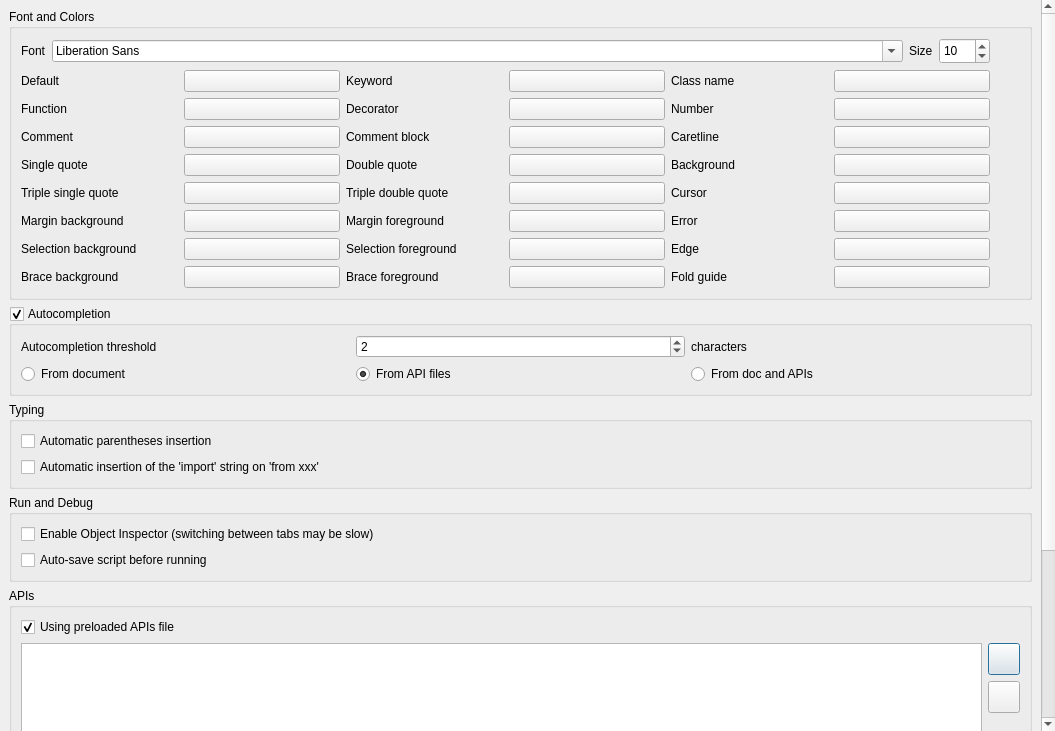
qgis/QGIS, file python/console/console_settings.ui: the form before one commit.
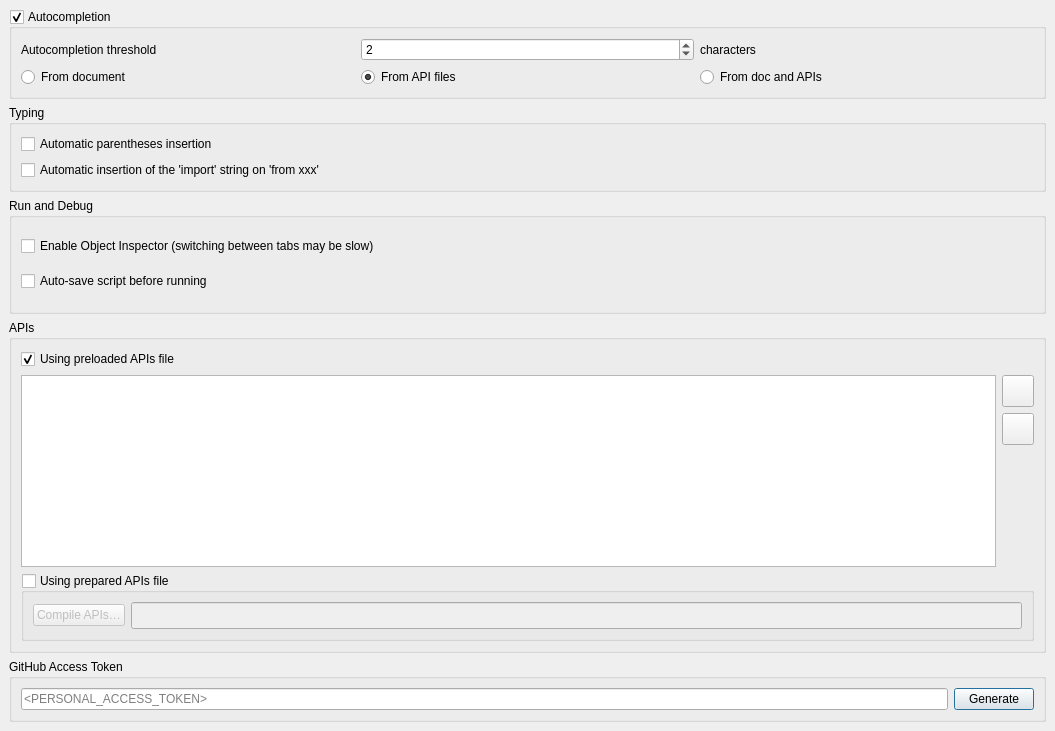
The form after the commit. Custom widgets are drawn as their Qt base class.

Commit message:
[needs-docs] Move Python Console settings for font colors and family to new "Code Editor" tab in options dialog
These settings apply to more than just the Python console editors -
rather they apply to all code editors across QGIS (including expression
editors)

The edit to the form file:
```diff
--- a/python/console/console_settings.ui
+++ b/python/console/console_settings.ui
@@ -60,12 +60,35 @@
        <rect>
         <x>0</x>
         <y>0</y>
-        <width>1055</width>
-        <height>1029</height>
+        <width>1041</width>
+        <height>736</height>
        </rect>
       </property>
       <layout class="QGridLayout" name="gridLayout">
-       <item row="2" column="0">
+       <item row="5" column="0">
+        <widget class="QGroupBox" name="groupBox">
+         <property name="title">
+          <string>GitHub Access Token</string>
+         </property>
+         <layout class="QGridLayout" name="gridLayout_6">
+          <item row="0" column="0">
+           <widget class="QLineEdit" name="tokenGhLineEdit">
+            <property name="placeholderText">
+             <string>&lt;PERSONAL_ACCESS_TOKEN&gt;</string>
+            </property>
+           </widget>
+          </item>
+          <item row="0" column="1">
+           <widget class="QPushButton" name="generateToken">
+            <property name="text">
+             <string>Generate</string>
+            </property>
+           </widget>
+          </item>
+         </layout>
+        </widget>
+       </item>
+       <item row="1" column="0">
         <widget class="QgsCollapsibleGroupBox" name="groupBox_4">
          <property name="title">
           <string>Typing</string>
@@ -98,7 +121,130 @@
          </layout>
         </widget>
        </item>
-       <item row="5" column="0">
+       <item row="0" column="0">
+        <widget class="QgsCollapsibleGroupBox" name="groupBoxAutoCompletion">
+         <property name="title">
+          <string>Autocompletion</string>
+         </property>
+         <property name="checkable">
+          <bool>true</bool>
+         </property>
+         <property name="checked">
+          <bool>true</bool>
+         </property>
+         <property name="collapsed" stdset="0">
+          <bool>false</bool>
+         </property>
+         <property name="saveCheckedState" stdset="0">
+          <bool>true</bool>
+         </property>
+         <property name="saveCollapsedState" stdset="0">
+          <bool>true</bool>
+         </property>
+         <layout class="QGridLayout" name="gridLayout_5">
+          <item row="0" column="2">
+           <widget class="QLabel" name="label_36">
+            <property name="text">
+             <string>characters</string>
+            </property>
+           </widget>
+          </item>
+          <item row="0" column="1">
+           <widget class="QSpinBox" name="autoCompThreshold">
+            <property name="maximum">
+             <number>10</number>
+            </property>
+            <property name="value">
+             <number>2</number>
+            </property>
+           </widget>
+          </item>
+          <item row="0" column="0">
+           <widget class="QLabel" name="label_6">
+            <property name="text">
+             <string>Autocompletion threshold</string>
+            </property>
+           </widget>
+          </item>
+          <item row="1" column="0" colspan="3">
+           <layout class="QGridLayout" name="layoutRadioButton">
+            <item row="0" column="2">
+             <widget class="QRadioButton" name="autoCompFromDocAPI">
+              <property name="toolTip">
+               <string>Get autocompletion from current document and installed APIs</string>
+              </property>
+              <property name="text">
+               <string>From doc and APIs</string>
+              </property>
+             </widget>
+            </item>
+            <item row="0" column="1">
+             <widget class="QRadioButton" name="autoCompFromAPI">
+              <property name="toolTip">
+               <string>Get autocompletion from installed APIs</string>
+              </property>
+              <property name="text">
+               <string>From API files</string>
+              </property>
+              <property name="checked">
+               <bool>true</bool>
+              </property>
+             </widget>
+            </item>
+            <item row="0" column="0">
+             <widget class="QRadioButton" name="autoCompFromDoc">
+              <property name="toolTip">
+               <string>Get autocompletion from current document</string>
+              </property>
+              <property name="text">
+               <string>From document</string>
+              </property>
+             </widget>
+            </item>
+           </layout>
+          </item>
+         </layout>
+        </widget>
+       </item>
+       <item row="2" column="0">
+        <widget class="QgsCollapsibleGroupBox" name="groupBoxRunDebugEditor">
+         <property name="sizePolicy">
+          <sizepolicy hsizetype="MinimumExpanding" vsizetype="MinimumExpanding">
+           <horstretch>0</horstretch>
+           <verstretch>0</verstretch>
+          </sizepolicy>
+         </property>
+         <property name="title">
+          <string>Run and Debug</string>
+         </property>
+         <property name="collapsed" stdset="0">
+          <bool>false</bool>
+         </property>
+         <property name="saveCollapsedState" stdset="0">
+          <bool>true</bool>
+         </property>
+         <layout class="QGridLayout" name="gridLayout_21">
+          <item row="0" column="0">
+           <widget class="QCheckBox" name="enableObjectInspector">
+            <property name="text">
+             <string>Enable Object Inspector (switching between tabs may be slow)</string>
+            </property>
+            <property name="checked">
+             <bool>false</bool>
+            </property>
+           </widget>
+          </item>
+          <item row="1" column="0">
+           <widget class="QCheckBox" name="autoSaveScript">
+            <property name="text">
+             <string>Auto-save script before running</string>
+            </property>
+           </widget>
+          </item>
+         </layout>
+        </widget>
+       </item>
+       <item row="4" column="0">
         <widget class="QgsCollapsibleGroupBox" name="groupBox_2">
          <property name="title">
           <string>APIs</string>
@@ -294,599 +440,6 @@
          </layout>
         </widget>
        </item>
-       <item row="0" column="0">
-        <widget class="QgsCollapsibleGroupBox" name="groupBoxFontColor">
-         <property name="sizePolicy">
-          <sizepolicy hsizetype="MinimumExpanding" vsizetype="MinimumExpanding">
-           <horstretch>0</horstretch>
-           <verstretch>0</verstretch>
-          </sizepolicy>
-         </property>
-         <property name="title">
-          <string>Font and Colors</string>
-         </property>
-         <property name="collapsed" stdset="0">
-          <bool>false</bool>
-         </property>
-         <property name="saveCollapsedState" stdset="0">
-          <bool>true</bool>
-         </property>
-         <layout class="QGridLayout" name="gridLayout_15">
-          <item row="0" column="0">
-           <layout class="QHBoxLayout" name="horizontalLayout">
-            <item>
-             <widget class="QLabel" name="label">
-              <property name="text">
-               <string>Font</string>
-              </property>
-             </widget>
-            </item>
-            <item>
-             <widget class="QFontComboBox" name="fontComboBox">
-              <property name="sizePolicy">
-               <sizepolicy hsizetype="Expanding" vsizetype="Fixed">
-                <horstretch>0</horstretch>
-                <verstretch>0</verstretch>
-               </sizepolicy>
-              </property>
-              <property name="insertPolicy">
-               <enum>QComboBox::NoInsert</enum>
-              </property>
-             </widget>
-            </item>
-            <item>
-             <widget class="QLabel" name="label_3">
-              <property name="text">
-               <string>Size</string>
-              </property>
-             </widget>
-            </item>
-            <item>
-             <widget class="QSpinBox" name="spinBox">
-              <property name="minimumSize">
-               <size>
-                <width>51</width>
-                <height>26</height>
-               </size>
-              </property>
-              <property name="maximumSize">
-               <size>
-                <width>51</width>
-                <height>26</height>
-               </size>
-              </property>
-              <property name="minimum">
-               <number>6</number>
-              </property>
-              <property name="maximum">
-               <number>99</number>
-              </property>
-              <property name="value">
-               <number>10</number>
-              </property>
-             </widget>
-            </item>
-           </layout>
-          </item>
-          <item row="1" column="0">
-           <layout class="QGridLayout" name="gridLayout_8">
-            <item row="0" column="0">
-             <widget class="QLabel" name="label_16">
-              <property name="text">
-               <string>Default</string>
-              </property>
-             </widget>
-            </item>
-            <item row="0" column="1">
-             <widget class="QgsColorButton" name="defaultFontColor">
-              <property name="text">
-               <string/>
-              </property>
-             </widget>
-            </item>
-            <item row="0" column="2">
-             <widget class="QLabel" name="label_17">
-              <property name="text">
-               <string>Keyword</string>
-              </property>
-             </widget>
-            </item>
-            <item row="0" column="3">
-             <widget class="QgsColorButton" name="keywordFontColor">
-              <property name="text">
-               <string/>
-              </property>
-             </widget>
-            </item>
-            <item row="0" column="4">
-             <widget class="QLabel" name="label_26">
-              <property name="text">
-               <string>Class name</string>
-              </property>
-             </widget>
-            </item>
-            <item row="0" column="5">
-             <widget class="QgsColorButton" name="classFontColor">
-              <property name="text">
-               <string/>
-              </property>
-             </widget>
-            </item>
-            <item row="1" column="0">
-             <widget class="QLabel" name="label_13">
-              <property name="text">
-               <string>Function</string>
-              </property>
-             </widget>
-            </item>
-            <item row="1" column="1">
-             <widget class="QgsColorButton" name="methodFontColor">
-              <property name="text">
-               <string/>
-              </property>
-             </widget>
-            </item>
-            <item row="1" column="2">
-             <widget class="QLabel" name="label_18">
-              <property name="text">
-               <string>Decorator</string>
-              </property>
-             </widget>
-            </item>
-            <item row="1" column="3">
-             <widget class="QgsColorButton" name="decorFontColor">
-              <property name="text">
-               <string/>
-              </property>
-             </widget>
-            </item>
-            <item row="1" column="4">
-             <widget class="QLabel" name="label_55">
-              <property name="text">
-               <string>Number</string>
-              </property>
-             </widget>
-            </item>
-            <item row="1" column="5">
-             <widget class="QgsColorButton" name="numberFontColor">
-              <property name="text">
-               <string/>
-              </property>
-             </widget>
-            </item>
-            <item row="2" column="0">
-             <widget class="QLabel" name="label_19">
-              <property name="text">
-               <string>Comment</string>
-              </property>
-             </widget>
-            </item>
-            <item row="2" column="1">
-             <widget class="QgsColorButton" name="commentFontColor">
-              <property name="text">
-               <string/>
-              </property>
-             </widget>
-            </item>
-            <item row="2" column="2">
-             <widget class="QLabel" name="label_20">
-              <property name="text">
-               <string>Comment block</string>
-              </property>
-             </widget>
-            </item>
-            <item row="2" column="3">
-             <widget class="QgsColorButton" name="commentBlockFontColor">
-              <property name="text">
-               <string/>
-              </property>
-             </widget>
-            </item>
-            <item row="4" column="4">
-             <widget class="QLabel" name="label_24">
-              <property name="text">
-               <string>Cursor</string>
-              </property>
-             </widget>
-            </item>
-            <item row="4" column="5">
-             <widget class="QgsColorButton" name="cursorColor">
-              <property name="text">
-               <string/>
-              </property>
-             </widget>
-            </item>
-            <item row="2" column="4">
-             <widget class="QLabel" name="label_22">
-              <property name="text">
-               <string>Caretline</string>
-              </property>
-             </widget>
-            </item>
-            <item row="2" column="5">
-             <widget class="QgsColorButton" name="caretLineColor">
-              <property name="text">
-               <string/>
-              </property>
-             </widget>
-            </item>
-            <item row="3" column="0">
-             <widget class="QLabel" name="label_28">
-              <property name="text">
-               <string>Single quote</string>
-              </property>
-             </widget>
-            </item>
-            <item row="3" column="1">
-             <widget class="QgsColorButton" name="singleQuoteFontColor">
-              <property name="text">
-               <string/>
-              </property>
-             </widget>
-            </item>
-            <item row="3" column="2">
-             <widget class="QLabel" name="label_31">
-              <property name="text">
-               <string>Double quote</string>
-              </property>
-             </widget>
-            </item>
-            <item row="3" column="3">
-             <widget class="QgsColorButton" name="doubleQuoteFontColor">
-              <property name="text">
-               <string/>
-              </property>
-             </widget>
-            </item>
-            <item row="4" column="0">
-             <widget class="QLabel" name="label_29">
-              <property name="text">
-               <string>Triple single quote</string>
-              </property>
-             </widget>
-            </item>
-            <item row="4" column="1">
-             <widget class="QgsColorButton" name="tripleSingleQuoteFontColor">
-              <property name="text">
-               <string/>
-              </property>
-             </widget>
-            </item>
-            <item row="4" column="2">
-             <widget class="QLabel" name="label_30">
-              <property name="text">
-               <string>Triple double quote</string>
-              </property>
-             </widget>
-            </item>
-            <item row="4" column="3">
-             <widget class="QgsColorButton" name="tripleDoubleQuoteFontColor">
-              <property name="text">
-               <string/>
-              </property>
-             </widget>
-            </item>
-            <item row="3" column="4">
-             <widget class="QLabel" name="label_15">
-              <property name="text">
-               <string>Background</string>
-              </property>
-             </widget>
-            </item>
-            <item row="3" column="5">
-             <widget class="QgsColorButton" name="paperBackgroundColor">
-              <property name="text">
-               <string/>
-              </property>
-             </widget>
-            </item>
-            <item row="5" column="0">
-             <widget class="QLabel" name="label_42">
-              <property name="text">
-               <string>Margin background</string>
-              </property>
-             </widget>
-            </item>
-            <item row="5" column="1">
-             <widget class="QgsColorButton" name="marginBackgroundColor">
-              <property name="text">
-               <string/>
-              </property>
-             </widget>
-            </item>
-            <item row="5" column="2">
-             <widget class="QLabel" name="label_43">
-              <property name="text">
-               <string>Margin foreground</string>
-              </property>
-             </widget>
-            </item>
-            <item row="5" column="3">
-             <widget class="QgsColorButton" name="marginForegroundColor">
-              <property name="text">
-               <string/>
-              </property>
-             </widget>
-            </item>
-            <item row="5" column="4">
-             <widget class="QLabel" name="label_14">
-              <property name="text">
-               <string>Error</string>
-              </property>
-             </widget>
-            </item>
-            <item row="5" column="5">
-             <widget class="QgsColorButton" name="stderrFontColor">
-              <property name="text">
-               <string/>
-              </property>
-             </widget>
-            </item>
-            <item row="6" column="0">
-             <widget class="QLabel" name="label_48">
-              <property name="text">
-               <string>Selection background</string>
-              </property>
-             </widget>
-            </item>
-            <item row="6" column="1">
-             <widget class="QgsColorButton" name="selectionBackgroundColor">
-              <property name="text">
-               <string/>
-              </property>
-             </widget>
-            </item>
-            <item row="6" column="2">
-             <widget class="QLabel" name="label_49">
-              <property name="text">
-               <string>Selection foreground</string>
-              </property>
-             </widget>
-            </item>
-            <item row="6" column="3">
-             <widget class="QgsColorButton" name="selectionForegroundColor">
-              <property name="text">
-               <string/>
-              </property>
-             </widget>
-            </item>
-            <item row="7" column="0">
-             <widget class="QLabel" name="label_50">
-              <property name="text">
-               <string>Brace background</string>
-              </property>
-             </widget>
-            </item>
-            <item row="7" column="1">
-             <widget class="QgsColorButton" name="matchedBraceBackgroundColor">
-              <property name="text">
-               <string/>
-              </property>
-             </widget>
-            </item>
-            <item row="7" column="2">
-             <widget class="QLabel" name="label_60">
-              <property name="text">
-               <string>Brace foreground</string>
-              </property>
-             </widget>
-            </item>
-            <item row="7" column="3">
-             <widget class="QgsColorButton" name="matchedBraceForegroundColor">
-              <property name="text">
-               <string/>
-              </property>
-             </widget>
-            </item>
-            <item row="6" column="4">
-             <widget class="QLabel" name="label_38">
-              <property name="text">
-               <string>Edge</string>
-              </property>
-             </widget>
-            </item>
-            <item row="7" column="4">
-             <widget class="QLabel" name="label_39">
-              <property name="text">
-               <string>Fold guide</string>
-              </property>
-             </widget>
-            </item>
-            <item row="6" column="5">
-             <widget class="QgsColorButton" name="edgeColor">
-              <property name="text">
-               <string/>
-              </property>
-             </widget>
-            </item>
-            <item row="7" column="5">
-             <widget class="QgsColorButton" name="foldColor">
-              <property name="text">
-               <string/>
-              </property>
-             </widget>
-            </item>
-           </layout>
-          </item>
-          <item row="1" column="1">
-           <layout class="QVBoxLayout" name="verticalLayout_4">
-            <item>
-             <widget class="QToolButton" name="resetFontColor">
-              <property name="toolTip">
-               <string>Reset to default colors</string>
-              </property>
-              <property name="text">
-               <string/>
-              </property>
-              <property name="autoRaise">
-               <bool>true</bool>
-              </property>
-             </widget>
-            </item>
-            <item>
-             <spacer name="verticalSpacer_2">
-              <property name="orientation">
-               <enum>Qt::Vertical</enum>
-              </property>
-              <property name="sizeHint" stdset="0">
-               <size>
-                <width>20</width>
-                <height>40</height>
-               </size>
-              </property>
-             </spacer>
-            </item>
-           </layout>
-          </item>
-         </layout>
-        </widget>
-       </item>
-       <item row="1" column="0">
-        <widget class="QgsCollapsibleGroupBox" name="groupBoxAutoCompletion">
-         <property name="title">
-          <string>Autocompletion</string>
-         </property>
-         <property name="checkable">
-          <bool>true</bool>
-         </property>
-         <property name="checked">
-          <bool>true</bool>
-         </property>
-         <property name="collapsed" stdset="0">
-          <bool>false</bool>
-         </property>
-         <property name="saveCheckedState" stdset="0">
-          <bool>true</bool>
-         </property>
-         <property name="saveCollapsedState" stdset="0">
-          <bool>true</bool>
-         </property>
-         <layout class="QGridLayout" name="gridLayout_5">
-          <item row="0" column="2">
-           <widget class="QLabel" name="label_36">
-            <property name="text">
-             <string>characters</string>
-            </property>
-           </widget>
-          </item>
-          <item row="0" column="1">
-           <widget class="QSpinBox" name="autoCompThreshold">
-            <property name="maximum">
-             <number>10</number>
-            </property>
-            <property name="value">
-             <number>2</number>
-            </property>
-           </widget>
-          </item>
-          <item row="0" column="0">
-           <widget class="QLabel" name="label_6">
-            <property name="text">
-             <string>Autocompletion threshold</string>
-            </property>
-           </widget>
-          </item>
-          <item row="1" column="0" colspan="3">
-           <layout class="QGridLayout" name="layoutRadioButton">
-            <item row="0" column="2">
-             <widget class="QRadioButton" name="autoCompFromDocAPI">
-              <property name="toolTip">
-               <string>Get autocompletion from current document and installed APIs</string>
-              </property>
-              <property name="text">
-               <string>From doc and APIs</string>
-              </property>
-             </widget>
-            </item>
-            <item row="0" column="1">
-             <widget class="QRadioButton" name="autoCompFromAPI">
-              <property name="toolTip">
-               <string>Get autocompletion from installed APIs</string>
-              </property>
-              <property name="text">
-               <string>From API files</string>
-              </property>
-              <property name="checked">
-               <bool>true</bool>
-              </property>
-             </widget>
-            </item>
-            <item row="0" column="0">
-             <widget class="QRadioButton" name="autoCompFromDoc">
-              <property name="toolTip">
-               <string>Get autocompletion from current document</string>
-              </property>
-              <property name="text">
-               <string>From document</string>
-              </property>
-             </widget>
-            </item>
-           </layout>
-          </item>
-         </layout>
-        </widget>
-       </item>
-       <item row="3" column="0">
-        <widget class="QgsCollapsibleGroupBox" name="groupBoxRunDebugEditor">
-         <property name="sizePolicy">
-          <sizepolicy hsizetype="MinimumExpanding" vsizetype="MinimumExpanding">
-           <horstretch>0</horstretch>
-           <verstretch>0</verstretch>
-          </sizepolicy>
-         </property>
-         <property name="title">
-          <string>Run and Debug</string>
-         </property>
-         <property name="collapsed" stdset="0">
-          <bool>false</bool>
-         </property>
-         <property name="saveCollapsedState" stdset="0">
-          <bool>true</bool>
-         </property>
-         <layout class="QGridLayout" name="gridLayout_21">
-          <item row="0" column="0">
-           <widget class="QCheckBox" name="enableObjectInspector">
-            <property name="text">
-             <string>Enable Object Inspector (switching between tabs may be slow)</string>
-            </property>
-            <property name="checked">
-             <bool>false</bool>
-            </property>
-           </widget>
-          </item>
-          <item row="1" column="0">
-           <widget class="QCheckBox" name="autoSaveScript">
-            <property name="text">
-             <string>Auto-save script before running</string>
-            </property>
-           </widget>
-          </item>
-         </layout>
-        </widget>
-       </item>
-       <item row="6" column="0">
-        <widget class="QGroupBox" name="groupBox">
-         <property name="title">
-          <string>GitHub Access Token</string>
-         </property>
-         <layout class="QGridLayout" name="gridLayout_6">
-          <item row="0" column="0">
-           <widget class="QLineEdit" name="tokenGhLineEdit">
-            <property name="placeholderText">
-             <string>&lt;PERSONAL_ACCESS_TOKEN&gt;</string>
-            </property>
-           </widget>
-          </item>
-          <item row="0" column="1">
-           <widget class="QPushButton" name="generateToken">
-            <property name="text">
-             <string>Generate</string>
-            </property>
-           </widget>
-          </item>
-         </layout>
-        </widget>
-       </item>
       </layout>
      </widget>
     </widget>
```
The commit also changes 9 other files.
